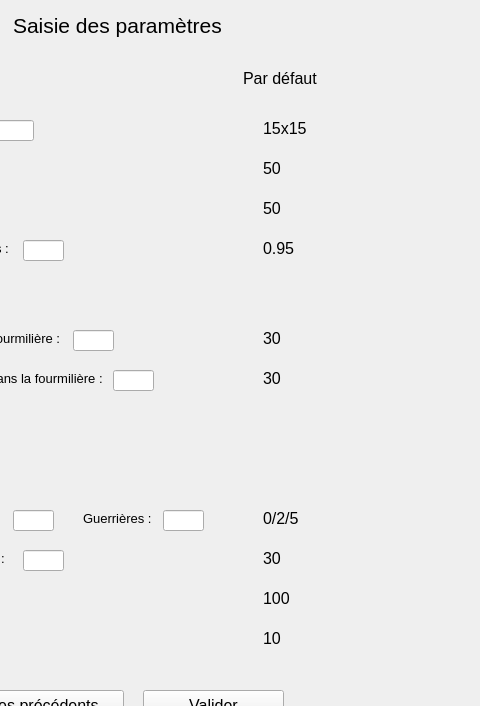
This is Fourmis/parameters.ui in S-HENR/Projet_LP73 as Qt 5 draws it before an edit; both pictures show x 267 to 747 and y 0 to 706 of the 747 by 807 pixel window. The edited form follows.
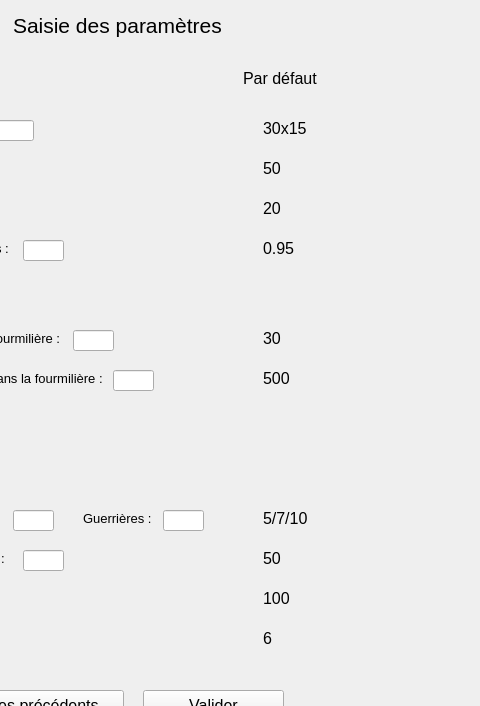
This is the edited form.

The edit to the form file:
```diff
--- a/Fourmis/parameters.ui
+++ b/Fourmis/parameters.ui
@@ -600,7 +600,7 @@
      </font>
     </property>
     <property name="text">
-     <string>15x15</string>
+     <string>30x15</string>
     </property>
    </widget>
    <widget class="QLabel" name="label_21">
@@ -654,7 +654,7 @@
      </font>
     </property>
     <property name="text">
-     <string>50</string>
+     <string>20</string>
     </property>
    </widget>
    <widget class="QLabel" name="label_24">
@@ -708,7 +708,7 @@
      </font>
     </property>
     <property name="text">
-     <string>30</string>
+     <string>500</string>
     </property>
    </widget>
    <widget class="QLabel" name="label_27">
@@ -726,7 +726,7 @@
      </font>
     </property>
     <property name="text">
-     <string>0/2/5</string>
+     <string>5/7/10</string>
     </property>
    </widget>
    <widget class="QLabel" name="label_28">
@@ -744,7 +744,7 @@
      </font>
     </property>
     <property name="text">
-     <string>30</string>
+     <string>50</string>
     </property>
    </widget>
    <widget class="QLabel" name="label_29">
@@ -780,7 +780,7 @@
      </font>
     </property>
     <property name="text">
-     <string>10</string>
+     <string>6</string>
     </property>
    </widget>
   </widget>
```
